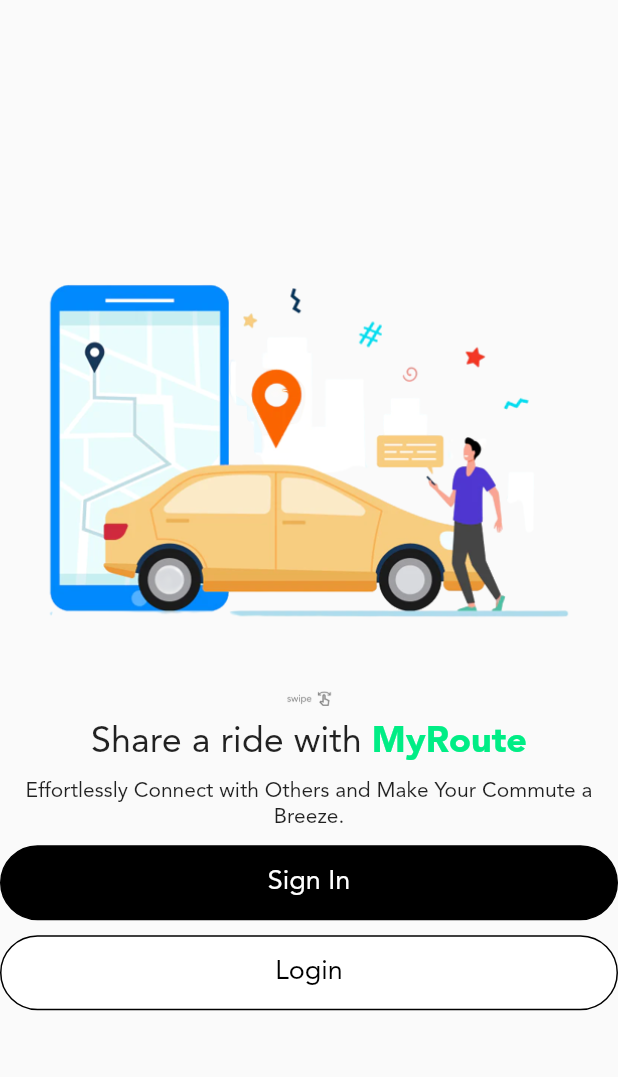
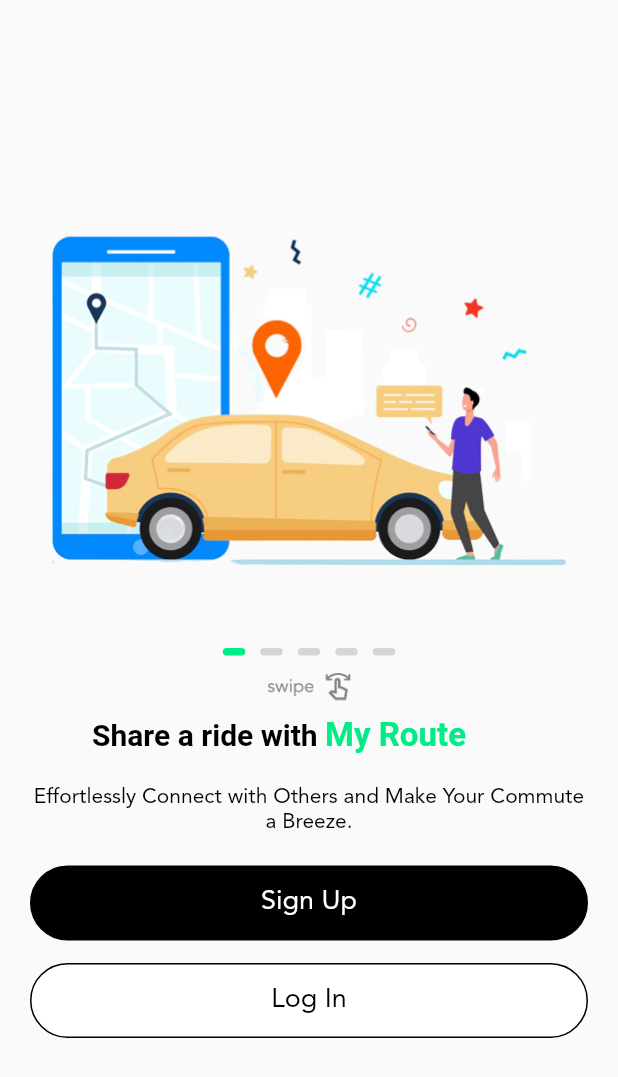
Before and after one commit to quadextech/My-Route, a Flutter app: the screen it shows after launch, on a phone screen of 412 x 824 dp. Shown: the top 1077 px of the screen. Run offline on Flutter 3.47's test engine with Material 2 defaults, Android fonts, the phone set to English and light mode, and no system bars; our stand-ins replace flutter_svg.

Commit message:
Onboarding screen refactored

```diff
--- a/lib/features/Splash/views/Slash.dart
+++ b/lib/features/Splash/views/splash.dart
@@ -1,6 +1,6 @@
 import 'package:flutter/material.dart';
 import 'package:myroute/constants/constant.dart';
-import 'package:myroute/features/Splash/views/slash2.dart';
+import 'package:myroute/features/Splash/views/splash2.dart';
 
 class Splash1 extends StatefulWidget {
   const Splash1({super.key});
--- a/lib/features/Splash/views/slash2.dart
+++ b/lib/features/Splash/views/splash2.dart
@@ -21,7 +21,7 @@ class _Splash2State extends State<Splash2> {
       Navigator.push(
           context,
           MaterialPageRoute(
-              builder: ((context) => const OnBoarddinngScreeen())));
+              builder: ((context) => const OnboardingScreen())));
     });
   }
 
--- a/lib/features/onboarding/onboarding.dart
+++ b/lib/features/onboarding/onboarding.dart
@@ -4,63 +4,122 @@ import 'package:myroute/features/registration/SignUp/views/Sign_up.dart';
 import 'package:myroute/features/registration/login/views/login_sreen.dart';
 import 'package:myroute/features/registration/Reg_global_File/AppButton.dart';
 
-class OnBoarddinngScreeen extends StatefulWidget {
-  const OnBoarddinngScreeen({super.key});
+class OnboardingScreen extends StatefulWidget {
+  const OnboardingScreen({super.key});
 
   @override
-  State<OnBoarddinngScreeen> createState() => _OnBoarddinngScreeenState();
+  State<OnboardingScreen> createState() => _OnboardingScreenState();
 }
 
-class _OnBoarddinngScreeenState extends State<OnBoarddinngScreeen> {
+class _OnboardingScreenState extends State<OnboardingScreen> {
+  List images = [
+    AppImage.onboardingImage,
+    AppImage.onboarding2Image,
+    AppImage.onboarding3Image,
+    AppImage.onboarding4Image,
+    AppImage.onboarding5Image
+  ];
+  List texts = [
+    "Share a ride with ",
+    "Earn money driving with ",
+    "Maintain your car with ",
+    "Save your funds with ",
+    "Get rewarded with "
+  ];
+  List subTexts = [
+    "Effortlessly Connect with Others and Make Your Commute a Breeze.",
+    "Join Our Community of Earn-While-You-Drive Carpooles and Maximize Your Commute.",
+    "We relieve you the stress of keeping up with car document maintenace and driving license",
+    'Keep some money aside for your car maintenance either from income made driving or a deposit.',
+    'Enjoy benefits from carpooling with us and saving the economy.'
+  ];
+  int _currentIndex = 0;
   @override
   Widget build(BuildContext context) {
+    final size = MediaQuery.of(context).size;
     return Scaffold(
-      body: Column(
-        mainAxisAlignment: MainAxisAlignment.center,
+      body: Padding(
+        padding: const EdgeInsets.all(20.0),
+        child: Column(
           children: [
-          const SizedBox(
-            height: 10,
-          ),
-          SizedBox(
-            height: 300,
-            width: MediaQuery.of(context).size.width,
-            child: Image.asset(AppImage.onboardingImage),
-          ),
-          Image.asset(
-            AppImage.swipeIcon,
-            height: 30,
-            width: 30,
+            SizedBox(height: size.height * 0.10),
+            ConstrainedBox(
+              constraints: BoxConstraints(maxHeight: size.height * 0.4),
+              child: Stack(children: [
+                PageView.builder(
+                    itemCount: images.length,
+                    onPageChanged: (index) {
+                      setState(() {
+                        _currentIndex = index;
+                      });
+                    },
+                    itemBuilder: (context, index) {
+                      return Image.asset(
+                        images[index],
+                        fit: BoxFit.contain,
+                      );
+                    }),
+              ]),
             ),
             Row(
-            crossAxisAlignment: CrossAxisAlignment.center,
                 mainAxisAlignment: MainAxisAlignment.center,
-            children: const [
-              Text(
-                "Share a ride with ",
+                children: List.generate(images.length, (index) {
+                  return Padding(
+                    padding: const EdgeInsets.symmetric(horizontal: 5.0),
+                    child: SliderContainer(
+                        color: _currentIndex == index
+                            ? AppColor.primaryColor
+                            : AppColor.greyColor),
+                  );
+                })),
+            const SizedBox(height: 10),
+            SizedBox(height: 20, child: Image.asset(AppImage.swipeIcon)),
+            const SizedBox(height: 10),
+            Row(
+              mainAxisAlignment: MainAxisAlignment.spaceAround,
+              children: [
+                Row(
+                    children: List.generate(texts.length, (index) {
+                  return Padding(
+                      padding: const EdgeInsets.symmetric(horizontal: 5.0),
+                      child: RichText(
+                          text: TextSpan(
+                              text: _currentIndex == index ? texts[index] : '',
                               style: TextStyle(
-                  fontSize: 24,
-                ),
-              ),
-              Text("MyRoute",
-                  style: TextStyle(
-                    fontSize: 24,
+                                  fontSize: 20,
+                                  color: AppColor.blackColor,
+                                  fontWeight: FontWeight.bold),
+                              children: [
+                            TextSpan(
+                                text: _currentIndex == index ? "My Route" : "",
+                                style: const TextStyle(
+                                  fontSize: 22,
                                   fontWeight: FontWeight.bold,
                                   color: AppColor.primaryColor,
                                 ))
+                          ])));
+                })),
               ],
+            ),const SizedBox(
+              height: 20,
             ),
+            Stack(//mainAxisAlignment: MainAxisAlignment.start,
+                children: List.generate(subTexts.length, (index) {
+              return SizedBox(width: double.infinity,
+                child: Text(
+                  _currentIndex == index ? subTexts[index] : '',
+                  textAlign: TextAlign.center,
+                  overflow: TextOverflow.fade,
+                  style: TextStyle(color:AppColor.blackColor),
+                ),
+              );
+            })),
             const SizedBox(
-            height: 10,
+              height: 20,
             ),
-          const Text(
-            "Effortlessly Connect with Others and Make Your Commute a Breeze.",
-            textAlign: TextAlign.center,
-          ),
-          const SizedBox(
-            height: 10,
-          ),
+
             AppButton(
-            label: "Sign In",
+              label: "Sign Up",
               onPressed: () {
                 Navigator.push(
                     context,
@@ -70,10 +129,10 @@ class _OnBoarddinngScreeenState extends State<OnBoarddinngScreeen> {
               },
             ),
             const SizedBox(
-            height: 10,
+              height: 15,
             ),
             AppButton(
-            label: "Login",
+              label: "Log In",
               buttonColor: AppColor.whiteColor,
               textColor: Colors.black,
               onPressed: () {
@@ -89,6 +148,22 @@ class _OnBoarddinngScreeenState extends State<OnBoarddinngScreeen> {
             ),
           ],
         ),
+      ),
     );
   }
 }
+
+class SliderContainer extends StatelessWidget {
+  const SliderContainer({super.key, required this.color});
+  final Color color;
+
+  @override
+  Widget build(BuildContext context) {
+    return Container(
+      height: 5,
+      width: 15,
+      decoration:
+          BoxDecoration(borderRadius: BorderRadius.circular(5), color: color),
+    );
+  }
+}
--- a/lib/main.dart
+++ b/lib/main.dart
@@ -1,5 +1,6 @@
 import 'package:flutter/material.dart';
-import 'package:myroute/features/Splash/views/Slash.dart';
+import 'package:myroute/features/Splash/views/splash.dart';
+import 'package:myroute/features/onboarding/onboarding.dart';
 
 void main() {
   runApp(const MyApp());
@@ -17,7 +18,7 @@ class MyApp extends StatelessWidget {
         primarySwatch: Colors.blue,
         fontFamily: "Avenir",
       ),
-      home: Splash1(),
+      home: OnboardingScreen(),
     );
   }
 }
```
Also changed, not shown: 1 other file. Lines whose indentation alone changed are shown as unchanged.
